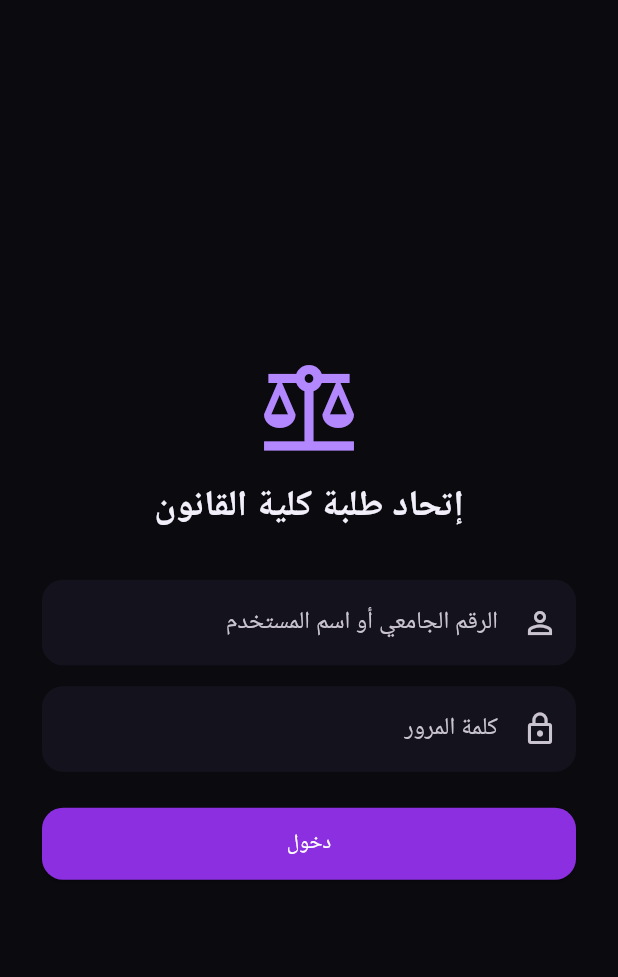
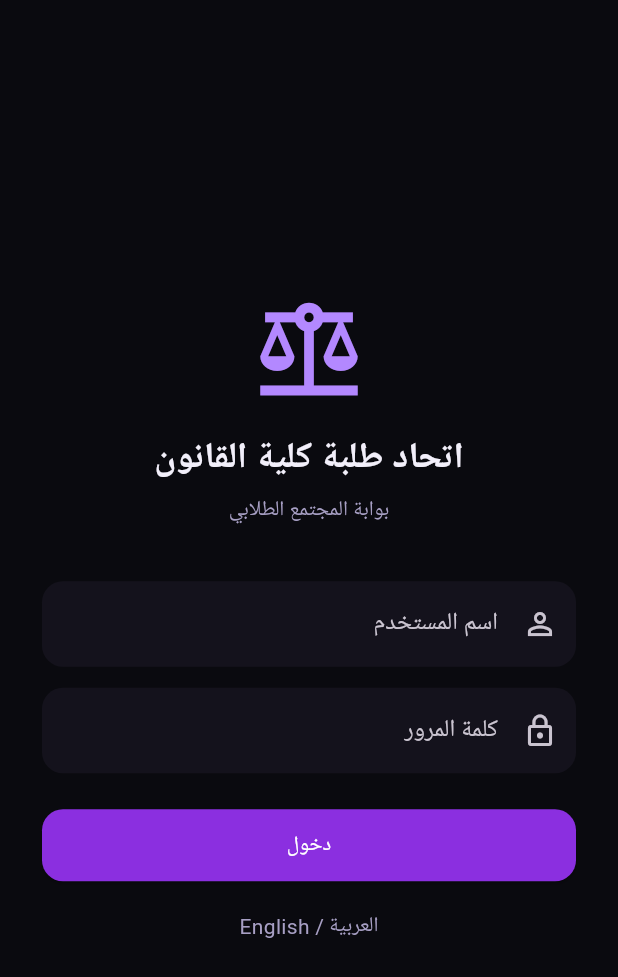
Before and after one commit to ftwir/law-faculty-student-union, a Flutter app: the screen it shows after launch, on a phone screen of 412 x 824 dp. Shown: the top 977 px of the screen. Run offline on Flutter 3.47's test engine with Material 3 defaults, Android fonts, the light colour scheme and no system bars; our stand-ins replace google_fonts, shared_preferences; Roboto replaces fonts that are missing (Cairo).

Commit message:
Refactor LoginScreen for improved readability

```diff
--- a/client_app/lib/screens/login_screen.dart
+++ b/client_app/lib/screens/login_screen.dart
@@ -1,39 +1,125 @@
 import 'package:flutter/material.dart';
+
 import '../api/api_client.dart';
 import '../theme.dart';
 import 'hub_list_screen.dart';
 
+
 class LoginScreen extends StatefulWidget {
-  const LoginScreen({super.key});
+  const LoginScreen({
+    super.key,
+  });
+
 
   @override
-  State<LoginScreen> createState() => _LoginScreenState();
+  State<LoginScreen> createState() =>
+      _LoginScreenState();
 }
 
-class _LoginScreenState extends State<LoginScreen> {
-  final _api = ApiClient();
-  final _usernameCtrl = TextEditingController();
-  final _passwordCtrl = TextEditingController();
+
+class _LoginScreenState
+    extends State<LoginScreen> {
+
+  final ApiClient _api = ApiClient();
+
+  final TextEditingController _usernameCtrl =
+      TextEditingController();
+
+  final TextEditingController _passwordCtrl =
+      TextEditingController();
+
+
   bool _loading = false;
+
   String? _error;
 
+
+  bool get _isArabic =>
+      Localizations.localeOf(context).languageCode ==
+      'ar';
+
+
+  String _text(
+    String ar,
+    String en,
+  ) {
+    return _isArabic ? ar : en;
+  }
+
+
   Future<void> _submit() async {
+    final username =
+        _usernameCtrl.text.trim();
+
+    final password =
+        _passwordCtrl.text;
+
+
+    if (username.isEmpty || password.isEmpty) {
+      setState(() {
+        _error = _text(
+          'أدخل اسم المستخدم وكلمة المرور.',
+          'Enter your username and password.',
+        );
+      });
+
+      return;
+    }
+
+
     setState(() {
       _loading = true;
       _error = null;
     });
+
+
     try {
-      await _api.login(_usernameCtrl.text.trim(), _passwordCtrl.text);
-      if (!mounted) return;
+      await _api.login(
+        username,
+        password,
+      );
+
+      if (!mounted) {
+        return;
+      }
+
       Navigator.of(context).pushReplacement(
-        MaterialPageRoute(builder: (_) => const HubListScreen()),
+        MaterialPageRoute(
+          builder: (_) =>
+              const HubListScreen(),
+        ),
       );
-    } catch (e) {
-      setState(() => _error = e.toString());
+    } catch (error) {
+      if (!mounted) {
+        return;
+      }
+
+      setState(() {
+        _error = error
+            .toString()
+            .replaceFirst(
+              'ApiException: ',
+              '',
+            );
+      });
     } finally {
-      if (mounted) setState(() => _loading = false);
+      if (mounted) {
+        setState(() {
+          _loading = false;
+        });
       }
     }
+  }
+
+
+  @override
+  void dispose() {
+    _usernameCtrl.dispose();
+    _passwordCtrl.dispose();
+
+    super.dispose();
+  }
+
 
   @override
   Widget build(BuildContext context) {
@@ -41,53 +127,198 @@ class _LoginScreenState extends State<LoginScreen> {
       body: SafeArea(
         child: Center(
           child: SingleChildScrollView(
-            padding: const EdgeInsets.symmetric(horizontal: 28),
+            padding: const EdgeInsets.symmetric(
+              horizontal: 28,
+              vertical: 32,
+            ),
+
+            child: ConstrainedBox(
+              constraints: const BoxConstraints(
+                maxWidth: 460,
+              ),
+
               child: Column(
                 mainAxisSize: MainAxisSize.min,
+
                 children: [
-                const Icon(Icons.balance, size: 72, color: AppColors.neonViolet),
-                const SizedBox(height: 12),
+                  const Icon(
+                    Icons.balance,
+                    size: 78,
+                    color: AppColors.neonViolet,
+                  ),
+
+                  const SizedBox(height: 16),
+
                   Text(
-                  'إتحاد طلبة كلية القانون',
+                    _text(
+                      'اتحاد طلبة كلية القانون',
+                      'Law Faculty Student Union',
+                    ),
+
                     textAlign: TextAlign.center,
+
                     style: Theme.of(context)
                         .textTheme
                         .headlineSmall
-                      ?.copyWith(fontWeight: FontWeight.bold),
-                ),
-                const SizedBox(height: 32),
-                TextField(
-                  controller: _usernameCtrl,
-                  decoration: const InputDecoration(
-                    hintText: 'الرقم الجامعي أو اسم المستخدم',
-                    prefixIcon: Icon(Icons.person_outline),
+                        ?.copyWith(
+                          fontWeight: FontWeight.bold,
                         ),
                   ),
-                const SizedBox(height: 14),
-                TextField(
-                  controller: _passwordCtrl,
-                  obscureText: true,
-                  decoration: const InputDecoration(
-                    hintText: 'كلمة المرور',
-                    prefixIcon: Icon(Icons.lock_outline),
+
+                  const SizedBox(height: 8),
+
+                  Text(
+                    _text(
+                      'بوابة المجتمع الطلابي',
+                      'Student community portal',
+                    ),
+
+                    textAlign: TextAlign.center,
+
+                    style: const TextStyle(
+                      color:
+                          AppColors.textSecondary,
                     ),
                   ),
+
+                  const SizedBox(height: 36),
+
+                  TextField(
+                    controller:
+                        _usernameCtrl,
+
+                    textInputAction:
+                        TextInputAction.next,
+
+                    autocorrect: false,
+
+                    decoration:
+                        InputDecoration(
+                      hintText: _text(
+                        'اسم المستخدم',
+                        'Username',
+                      ),
+
+                      prefixIcon:
+                          const Icon(
+                        Icons.person_outline,
+                      ),
+                    ),
+                  ),
+
+                  const SizedBox(height: 14),
+
+                  TextField(
+                    controller:
+                        _passwordCtrl,
+
+                    obscureText: true,
+
+                    onSubmitted: (_) =>
+                        _loading
+                            ? null
+                            : _submit(),
+
+                    decoration:
+                        InputDecoration(
+                      hintText: _text(
+                        'كلمة المرور',
+                        'Password',
+                      ),
+
+                      prefixIcon:
+                          const Icon(
+                        Icons.lock_outline,
+                      ),
+                    ),
+                  ),
+
                   if (_error != null) ...[
-                  const SizedBox(height: 12),
-                  Text(_error!, style: const TextStyle(color: Colors.redAccent)),
+                    const SizedBox(height: 14),
+
+                    Container(
+                      width:
+                          double.infinity,
+
+                      padding:
+                          const EdgeInsets.all(
+                        12,
+                      ),
+
+                      decoration:
+                          BoxDecoration(
+                        color: Colors.red
+                            .withOpacity(
+                          0.10,
+                        ),
+
+                        borderRadius:
+                            BorderRadius.circular(
+                          12,
+                        ),
+                      ),
+
+                      child: Text(
+                        _error!,
+
+                        textAlign:
+                            TextAlign.center,
+
+                        style:
+                            const TextStyle(
+                          color:
+                              Colors.redAccent,
+                        ),
+                      ),
+                    ),
                   ],
+
                   const SizedBox(height: 24),
+
                   SizedBox(
-                  width: double.infinity,
-                  child: ElevatedButton(
-                    onPressed: _loading ? null : _submit,
+                    width:
+                        double.infinity,
+
+                    child:
+                        ElevatedButton(
+                      onPressed:
+                          _loading
+                              ? null
+                              : _submit,
+
                       child: _loading
                           ? const SizedBox(
+                              width: 20,
                               height: 20,
-                            width: 20,
-                            child: CircularProgressIndicator(strokeWidth: 2),
+
+                              child:
+                                  CircularProgressIndicator(
+                                strokeWidth: 2,
+                                color:
+                                    Colors.white,
+                              ),
                             )
-                        : const Text('دخول'),
+                          : Text(
+                              _text(
+                                'دخول',
+                                'Sign in',
+                              ),
+                            ),
+                    ),
+                  ),
+
+                  const SizedBox(height: 20),
+
+                  Text(
+                    _text(
+                      'العربية / English',
+                      'العربية / English',
+                    ),
+
+                    style:
+                        const TextStyle(
+                      color:
+                          AppColors.textSecondary,
                     ),
                   ),
                 ],
@@ -95,6 +326,7 @@ class _LoginScreenState extends State<LoginScreen> {
             ),
           ),
         ),
+      ),
     );
   }
 }
```
Lines whose indentation alone changed are shown as unchanged.
